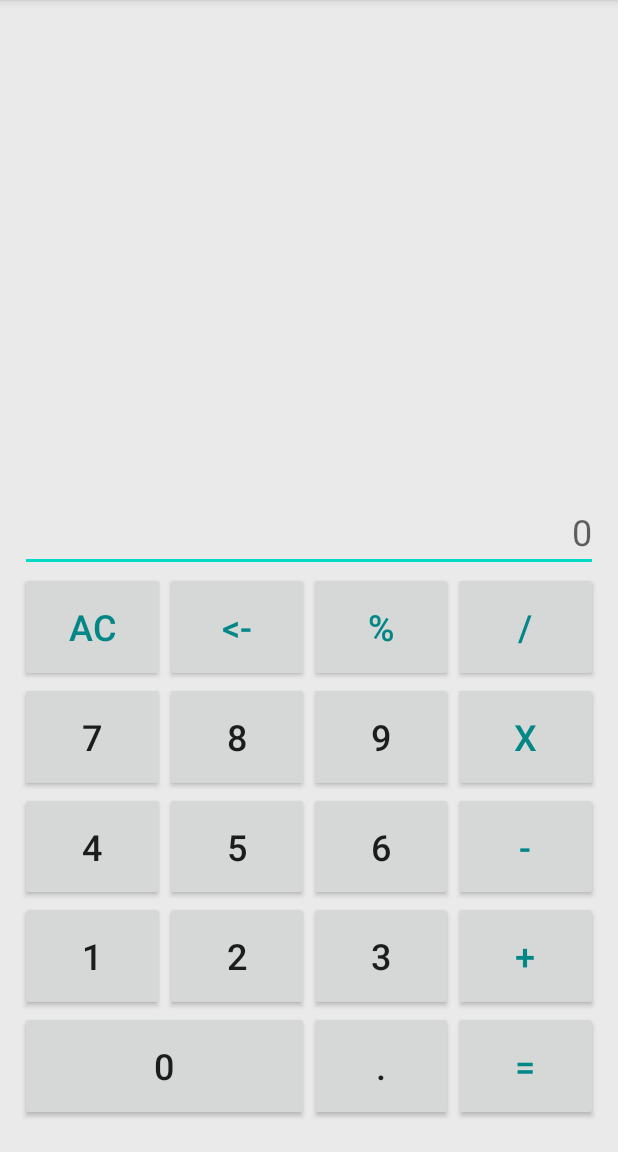
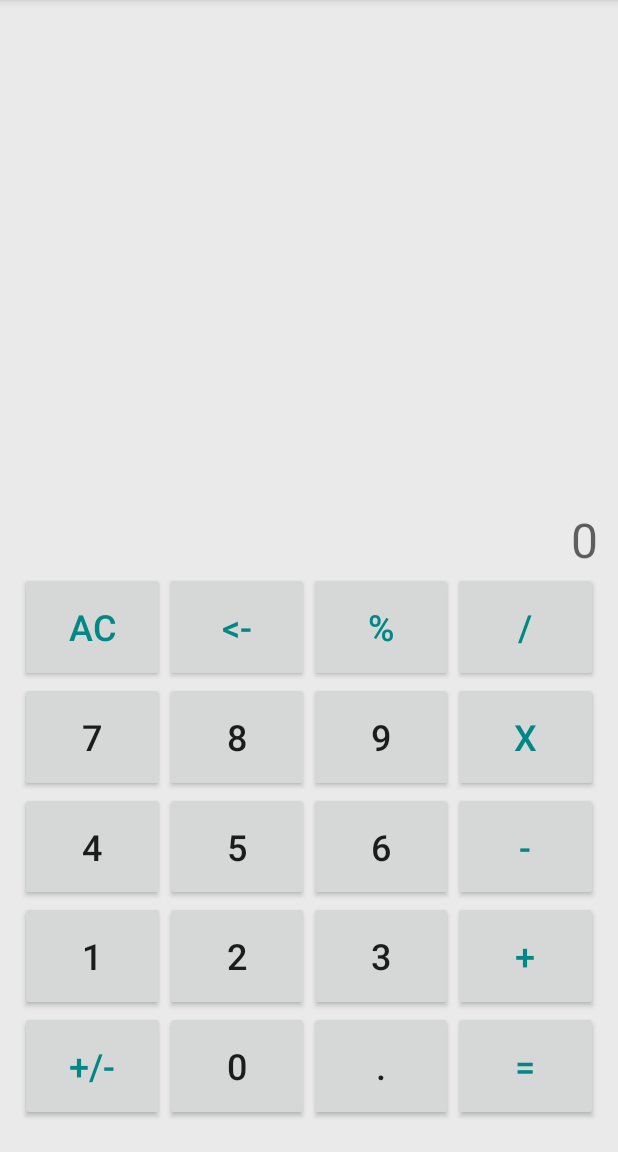
Before and after one commit to Chase-V/MyCalc, an Android app: the screen it shows after launch (MainActivity), on a phone screen of 412 x 824 dp, the part 84-1236 px from its top. Run offline under Robolectric (Android 15) with nearby library versions, the light colour scheme and no system bars.

Commit message:
3ДЗ. Закончил. Калькулятор теперь все считает, состояния сохраняет. Выбрал примитивный способ сохранения состояний из-за того, что нужно сохранить небольшое количсетсво элементов, и такой вариант на мой взгляд значительно менее ресурсоемкий для этих целей. Готово к проверке.

```diff
--- a/app/src/main/java/com/example/mycalculator/MainActivity.java
+++ b/app/src/main/java/com/example/mycalculator/MainActivity.java
@@ -5,37 +5,59 @@ import android.view.View;
 import android.widget.Button;
 import android.widget.TextView;
 
+import androidx.annotation.NonNull;
 import androidx.appcompat.app.AppCompatActivity;
+
+import java.text.DecimalFormat;
 
 
 public class MainActivity extends AppCompatActivity implements View.OnClickListener {
 
-    Button button0;
-    Button button1;
-    Button button2;
-    Button button3;
-    Button button4;
-    Button button5;
-    Button button6;
-    Button button7;
-    Button button8;
-    Button button9;
-    Button buttonAC;
-    Button buttonDivide;
-    Button buttonMultiply;
-    Button buttonPercent;
-    Button buttonDelete;
-    Button buttonMinus;
-    Button buttonPlus;
-    Button buttonEquals;
-    Button buttonDot;
-    TextView currentNums;
-    TextView historyNums;
+    private static final char addition = '+';
+    private static final char subtraction = '-';
+    private static final char multiplication = '*';
+    private static final char division = '/';
+    private static final char module = '%';
+    private final String CurrentNumbersKey = "CurrentNumbers";
+    private final String HistoryNumbersKey = "HistoryNumbers";
+    private final String Val1Key = "Val1";
+    private final String Val2Key = "Val2";
+    private final String CurrentActionKey = "CurrentAction";
+    private Button button0;
+    private Button button1;
+    private Button button2;
+    private Button button3;
+    private Button button4;
+    private Button button5;
+    private Button button6;
+    private Button button7;
+    private Button button8;
+    private Button button9;
+    private Button buttonAC;
+    private Button buttonDivide;
+    private Button buttonMultiply;
+    private Button buttonPercent;
+    private Button buttonDelete;
+    private Button buttonMinus;
+    private Button buttonPlus;
+    private Button buttonEquals;
+    private Button buttonDot;
+    private Button buttonNegative;
+    private TextView currentNumbers;
+    private TextView historyNumbers;
+    private double valueOne = Double.NaN;
+    private double valueTwo;
+    private DecimalFormat decimalFormat;
+    private char currentAction;
 
 
     @Override
     protected void onCreate(Bundle savedInstanceState) {
+
+        decimalFormat = new DecimalFormat("#.##########");
+
         super.onCreate(savedInstanceState);
+
         setContentView(R.layout.activity_main);
 
         initViews();
@@ -45,69 +67,144 @@ public class MainActivity extends AppCompatActivity implements View.OnClickListe
     }
 
     @Override
+    protected void onSaveInstanceState(@NonNull Bundle outState) {
+
+        outState.putString(CurrentNumbersKey, currentNumbers.getText().toString());
+        outState.putString(HistoryNumbersKey, historyNumbers.getText().toString());
+        outState.putDouble(Val1Key, valueOne);
+        outState.putDouble(Val2Key, valueTwo);
+        outState.putChar(CurrentActionKey, currentAction);
+        super.onSaveInstanceState(outState);
+    }
+
+    @Override
+    protected void onRestoreInstanceState(@NonNull Bundle savedInstanceState) {
+
+        currentNumbers.setText(savedInstanceState.getString(CurrentNumbersKey));
+        historyNumbers.setText(savedInstanceState.getString(HistoryNumbersKey));
+        valueOne = savedInstanceState.getDouble(Val1Key);
+        valueTwo = savedInstanceState.getDouble(Val2Key);
+        currentAction = savedInstanceState.getChar(CurrentActionKey);
+        super.onRestoreInstanceState(savedInstanceState);
+    }
+
+    @Override
     public void onClick(View v) {
 
         switch (v.getId()) {
+
             case R.id.button0:
-                currentNums.append("0");
+                currentNumbers.append("0");
                 break;
+
             case R.id.button1:
-                currentNums.append("1");
+                currentNumbers.append("1");
                 break;
+
             case R.id.button2:
-                currentNums.append("2");
+                currentNumbers.append("2");
                 break;
+
             case R.id.button3:
-                currentNums.append("3");
+                currentNumbers.append("3");
                 break;
+
             case R.id.button4:
-                currentNums.append("4");
+                currentNumbers.append("4");
                 break;
+
             case R.id.button5:
-                currentNums.append("5");
+                currentNumbers.append("5");
                 break;
+
             case R.id.button6:
-                currentNums.append("6");
+                currentNumbers.append("6");
                 break;
+
             case R.id.button7:
-                currentNums.append("7");
+                currentNumbers.append("7");
                 break;
+
             case R.id.button8:
-                currentNums.append("8");
+                currentNumbers.append("8");
                 break;
+
             case R.id.button9:
-                currentNums.append("9");
+                currentNumbers.append("9");
                 break;
+
             case R.id.buttonDot:
-                if (currentNums.getText().toString().contains(".")) {
+                if (currentNumbers.getText().toString().contains(".")) {
                     break;
-                } else currentNums.append(".");
+                } else currentNumbers.append(".");
                 break;
+
             case R.id.buttonAC:
-                currentNums.setText("");
-                historyNums.setText("");
+                valueOne = Double.NaN;
+                valueTwo = Double.NaN;
+                currentNumbers.setText("");
+                historyNumbers.setText("");
                 break;
+
             case R.id.buttonPlus:
-                historyNums.append(currentNums.getText()+"+");
-                currentNums.setText("");
+                computeCalculation();
+                currentAction = addition;
+                historyNumbers.setText(decimalFormat.format(valueOne) + "+");
+                currentNumbers.setText(null);
                 break;
+
             case R.id.buttonMinus:
-                historyNums.append(currentNums.getText()+"-");
-                currentNums.setText("");
+                computeCalculation();
+                currentAction = subtraction;
+                historyNumbers.setText(decimalFormat.format(valueOne) + "-");
+                currentNumbers.setText(null);
                 break;
+
+            case R.id.buttonMultiply:
+                computeCalculation();
+                currentAction = multiplication;
+                historyNumbers.setText(decimalFormat.format(valueOne) + "*");
+                currentNumbers.setText(null);
+                break;
+
+            case R.id.buttonDivide:
+                computeCalculation();
+                currentAction = division;
+                historyNumbers.setText(decimalFormat.format(valueOne) + "/");
+                currentNumbers.setText(null);
+                break;
+
+            case R.id.buttonNegative:
+                if (currentNumbers.length() > 0) {
+                    currentNumbers.setText(decimalFormat.format(Double.parseDouble(currentNumbers.getText().toString()) * (-1)));
+                }
+                break;
+
+            case R.id.buttonPercent:
+                computeCalculation();
+                currentAction = module;
+                historyNumbers.setText(decimalFormat.format(valueOne) + "%");
+                currentNumbers.setText(null);
+                break;
+
+            case R.id.buttonEquals:
+                computeCalculation();
+                historyNumbers.setText(historyNumbers.getText().toString() +
+                        decimalFormat.format(valueTwo) + " = " + decimalFormat.format(valueOne));
+                currentNumbers.setText(decimalFormat.format(valueOne));
+                valueOne = Double.NaN;
+                currentAction = '0';
+                break;
+
             case R.id.buttonDelete:
-                if (currentNums.length()>0){
-                    currentNums.setText(currentNums.getText().toString().substring(0, currentNums.length()-1));
+                if (currentNumbers.length() > 0) {
+                    currentNumbers.setText(currentNumbers.getText().toString().substring(0, currentNumbers.length() - 1));
                     break;
                 } else break;
+
             default:
                 break;
         }
-
-    }
-
-    @Override
-    public void onPointerCaptureChanged(boolean hasCapture) {
 
     }
 
@@ -129,6 +226,7 @@ public class MainActivity extends AppCompatActivity implements View.OnClickListe
         buttonDelete.setOnClickListener(this);
         buttonMinus.setOnClickListener(this);
         buttonPlus.setOnClickListener(this);
+        buttonNegative.setOnClickListener(this);
         buttonEquals.setOnClickListener(this);
         buttonDot.setOnClickListener(this);
     }
@@ -153,7 +251,31 @@ public class MainActivity extends AppCompatActivity implements View.OnClickListe
         buttonPlus = findViewById(R.id.buttonPlus);
         buttonEquals = findViewById(R.id.buttonEquals);
         buttonDot = findViewById(R.id.buttonDot);
-        currentNums = findViewById(R.id.textViewCurrentNums);
-        historyNums = findViewById(R.id.textViewOperationHistory);
+        buttonNegative = findViewById(R.id.buttonNegative);
+        currentNumbers = findViewById(R.id.textViewCurrentNums);
+        historyNumbers = findViewById(R.id.textViewOperationHistory);
+    }
+
+    private void computeCalculation() {
+        if (!Double.isNaN(valueOne)) {
+            valueTwo = Double.parseDouble(currentNumbers.getText().toString());
+            currentNumbers.setText(null);
+
+            if (currentAction == addition)
+                valueOne = this.valueOne + valueTwo;
+            else if (currentAction == subtraction)
+                valueOne = this.valueOne - valueTwo;
+            else if (currentAction == multiplication)
+                valueOne = this.valueOne * valueTwo;
+            else if (currentAction == division)
+                valueOne = this.valueOne / valueTwo;
+            else if (currentAction == module)
+                valueOne = this.valueOne % valueTwo;
+        } else {
+            try {
+                valueOne = Double.parseDouble(currentNumbers.getText().toString());
+            } catch (Exception e) {
+            }
+        }
     }
 }
--- a/app/src/main/res/layout-land/activity_main.xml
+++ b/app/src/main/res/layout-land/activity_main.xml
@@ -53,20 +53,20 @@
         android:orientation="vertical"
         app:layout_constraintGuide_percent="0.95" />
 
-    <!--    <androidx.appcompat.widget.AppCompatTextView-->
-    <!--        android:id="@+id/textViewCurrentNums"-->
-    <!--        android:layout_width="0dp"-->
-    <!--        android:layout_height="0dp"-->
-    <!--        android:hint="@string/_0"-->
-    <!--        android:text=""-->
-    <!--        android:textAlignment="textEnd"-->
-    <!--        android:textSize="@dimen/textSize"-->
-    <!--        app:layout_constraintBottom_toTopOf="@+id/guideline7"-->
-    <!--        app:layout_constraintEnd_toStartOf="@+id/guideline3"-->
-    <!--        app:layout_constraintHorizontal_bias="1"-->
-    <!--        app:layout_constraintStart_toStartOf="parent"-->
-    <!--        app:layout_constraintTop_toTopOf="@+id/guideline4"-->
-    <!--        app:layout_constraintVertical_bias="1" />-->
+    <androidx.appcompat.widget.AppCompatTextView
+        android:id="@+id/textViewCurrentNums"
+        android:layout_width="0dp"
+        android:layout_height="wrap_content"
+        android:hint="@string/_0"
+        android:text=""
+        android:textAlignment="textEnd"
+        android:textSize="@dimen/textSize"
+        app:layout_constraintBottom_toTopOf="@+id/guideline7"
+        app:layout_constraintEnd_toStartOf="@+id/guideline3"
+        app:layout_constraintHorizontal_bias="1"
+        app:layout_constraintStart_toStartOf="parent"
+        app:layout_constraintTop_toTopOf="@+id/guideline4"
+        app:layout_constraintVertical_bias="1" />
 
     <androidx.appcompat.widget.AppCompatTextView
         android:id="@+id/textViewOperationHistory"
@@ -88,11 +88,10 @@
         android:text="@string/_0"
         android:textSize="@dimen/buttonTextSize"
         app:layout_constraintBottom_toTopOf="@+id/guideline7"
-        app:layout_constraintEnd_toEndOf="@+id/button8"
+        app:layout_constraintEnd_toStartOf="@id/buttonDot"
         app:layout_constraintHorizontal_bias="0.5"
-        app:layout_constraintHorizontal_weight="2"
-        app:layout_constraintStart_toStartOf="@+id/button7"
-        app:layout_constraintTop_toBottomOf="@+id/button7" />
+        app:layout_constraintStart_toEndOf="@+id/buttonNegative"
+        app:layout_constraintTop_toBottomOf="@+id/button8" />
 
     <androidx.appcompat.widget.AppCompatButton
         android:id="@+id/button1"
@@ -172,7 +171,7 @@
         android:layout_height="0dp"
         android:text="@string/_7"
         android:textSize="@dimen/buttonTextSize"
-        app:layout_constraintBottom_toTopOf="@+id/button0"
+        app:layout_constraintBottom_toTopOf="@+id/buttonNegative"
         app:layout_constraintEnd_toStartOf="@+id/button8"
         app:layout_constraintHorizontal_bias="0.5"
         app:layout_constraintStart_toEndOf="@+id/textViewCurrentNums"
@@ -307,6 +306,19 @@
         app:layout_constraintTop_toBottomOf="@+id/button9" />
 
     <androidx.appcompat.widget.AppCompatButton
+        android:id="@+id/buttonNegative"
+        android:layout_width="0dp"
+        android:layout_height="0dp"
+        android:text="@string/_negative"
+        android:textColor="@color/teal_700"
+        android:textSize="@dimen/buttonTextSize"
+        app:layout_constraintBottom_toTopOf="@+id/guideline7"
+        app:layout_constraintEnd_toStartOf="@+id/button0"
+        app:layout_constraintHorizontal_bias="0.5"
+        app:layout_constraintStart_toStartOf="@+id/guideline6"
+        app:layout_constraintTop_toBottomOf="@+id/button7" />
+
+    <androidx.appcompat.widget.AppCompatButton
         android:id="@+id/buttonEquals"
         android:layout_width="0dp"
         android:layout_height="0dp"
@@ -319,21 +331,4 @@
         app:layout_constraintStart_toEndOf="@+id/buttonDot"
         app:layout_constraintTop_toBottomOf="@+id/buttonPlus" />
 
-    <EditText
-        android:id="@+id/textViewCurrentNums"
-        android:layout_width="0dp"
-        android:layout_height="wrap_content"
-        android:autofillHints="phone"
-        android:ems="10"
-        android:hint="@string/_0"
-        android:inputType="numberDecimal"
-        android:textAlignment="textEnd"
-        app:layout_constraintBottom_toTopOf="@+id/guideline7"
-        app:layout_constraintEnd_toStartOf="@+id/guideline3"
-        app:layout_constraintHorizontal_bias="1"
-        app:layout_constraintStart_toStartOf="parent"
-        app:layout_constraintTop_toTopOf="@+id/guideline4"
-        app:layout_constraintVertical_bias="1" />
-
-
 </androidx.constraintlayout.widget.ConstraintLayout>
--- a/app/src/main/res/layout/activity_main.xml
+++ b/app/src/main/res/layout/activity_main.xml
@@ -18,31 +18,14 @@
         android:orientation="horizontal"
         app:layout_constraintGuide_percent="0.5" />
 
-    <!--    <androidx.appcompat.widget.AppCompatTextView-->
-    <!--        android:id="@+id/textViewCurrentNums"-->
-    <!--        android:layout_width="0dp"-->
-    <!--        android:layout_height="wrap_content"-->
-    <!--        android:hint="@string/_0"-->
-    <!--        android:text=""-->
-    <!--        android:textAlignment="textEnd"-->
-    <!--        android:textSize="@dimen/textSize"-->
-    <!--        app:layout_constraintBottom_toTopOf="@+id/guideline2"-->
-    <!--        app:layout_constraintEnd_toStartOf="@+id/guideline10"-->
-    <!--        app:layout_constraintHorizontal_bias="1"-->
-    <!--        app:layout_constraintStart_toStartOf="@+id/guideline9"-->
-    <!--        app:layout_constraintTop_toTopOf="@+id/guideline12"-->
-    <!--        app:layout_constraintVertical_bias="1" />-->
-
-    <EditText
+    <androidx.appcompat.widget.AppCompatTextView
         android:id="@+id/textViewCurrentNums"
         android:layout_width="0dp"
         android:layout_height="wrap_content"
-        android:autofillHints="phone"
-        android:ems="10"
         android:hint="@string/_0"
-        android:inputType="numberDecimal"
+        android:text=""
         android:textAlignment="textEnd"
-        android:textSize="@dimen/buttonTextSize"
+        android:textSize="@dimen/textSize"
         app:layout_constraintBottom_toTopOf="@+id/guideline2"
         app:layout_constraintEnd_toStartOf="@+id/guideline10"
         app:layout_constraintHorizontal_bias="1"
@@ -100,7 +83,7 @@
         app:layout_constraintEnd_toStartOf="@+id/buttonDivide"
         app:layout_constraintHorizontal_bias="0.5"
         app:layout_constraintStart_toEndOf="@+id/buttonDelete"
-        app:layout_constraintTop_toTopOf="@+id/guideline2" />
+        app:layout_constraintTop_toBottomOf="@+id/textViewCurrentNums" />
 
     <androidx.appcompat.widget.AppCompatButton
         android:id="@+id/buttonDivide"
@@ -184,7 +167,7 @@
         android:layout_height="0dp"
         android:text="@string/_1"
         android:textSize="@dimen/buttonTextSize"
-        app:layout_constraintBottom_toTopOf="@+id/button0"
+        app:layout_constraintBottom_toTopOf="@+id/buttonNegative"
         app:layout_constraintEnd_toStartOf="@+id/button2"
         app:layout_constraintHorizontal_bias="0.5"
         app:layout_constraintStart_toStartOf="@+id/guideline9"
@@ -270,10 +253,10 @@
         android:text="@string/_0"
         android:textSize="@dimen/buttonTextSize"
         app:layout_constraintBottom_toTopOf="@+id/guideline11"
-        app:layout_constraintEnd_toEndOf="@+id/button2"
+        app:layout_constraintEnd_toStartOf="@+id/buttonDot"
         app:layout_constraintHorizontal_bias="0.5"
-        app:layout_constraintStart_toStartOf="@+id/button1"
-        app:layout_constraintTop_toBottomOf="@+id/button1" />
+        app:layout_constraintStart_toEndOf="@+id/buttonNegative"
+        app:layout_constraintTop_toBottomOf="@+id/button2" />
 
     <androidx.appcompat.widget.AppCompatButton
         android:id="@+id/buttonDot"
@@ -286,6 +269,19 @@
         app:layout_constraintHorizontal_bias="0.5"
         app:layout_constraintStart_toEndOf="@+id/button0"
         app:layout_constraintTop_toBottomOf="@+id/button3" />
+
+    <androidx.appcompat.widget.AppCompatButton
+        android:id="@+id/buttonNegative"
+        android:layout_width="0dp"
+        android:layout_height="0dp"
+        android:text="@string/_negative"
+        android:textColor="@color/teal_700"
+        android:textSize="@dimen/buttonTextSize"
+        app:layout_constraintBottom_toTopOf="@+id/guideline11"
+        app:layout_constraintEnd_toStartOf="@+id/button0"
+        app:layout_constraintHorizontal_bias="0.5"
+        app:layout_constraintStart_toStartOf="@+id/guideline9"
+        app:layout_constraintTop_toBottomOf="@+id/button1" />
 
     <androidx.appcompat.widget.AppCompatButton
         android:id="@+id/buttonEquals"
--- a/app/src/main/res/values/strings.xml
+++ b/app/src/main/res/values/strings.xml
@@ -19,4 +19,5 @@
     <string name="_dot">.</string>
     <string name="_equals">=</string>
     <string name="_minus">-</string>
+    <string name="_negative">+/-</string>
 </resources>
```
